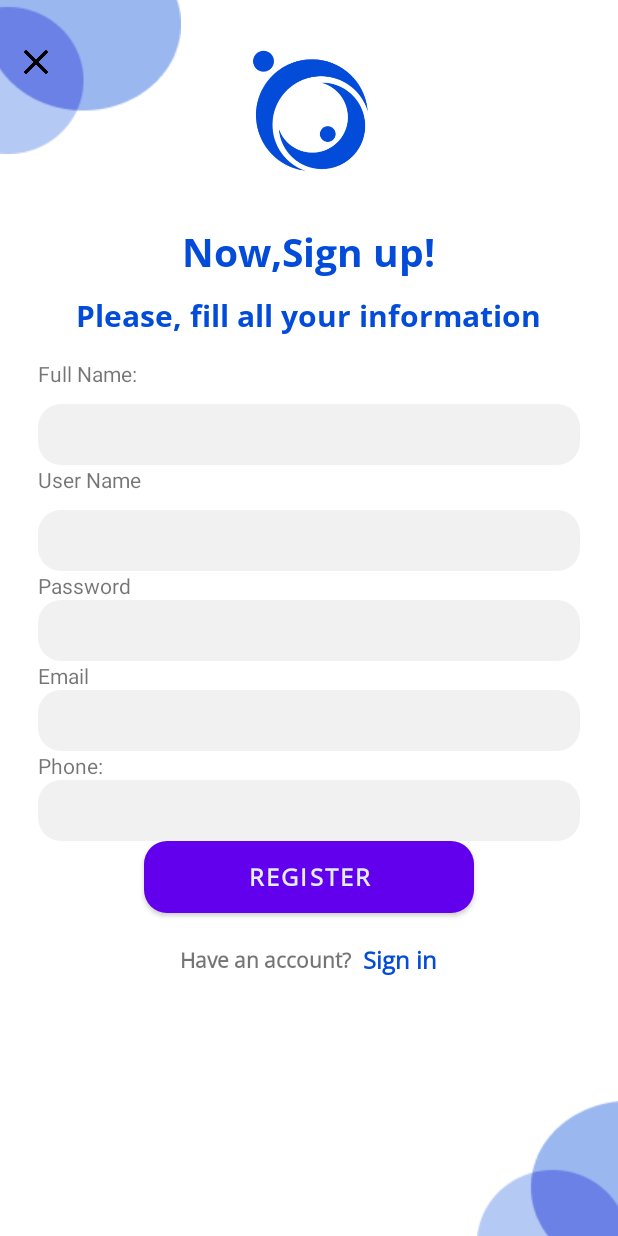
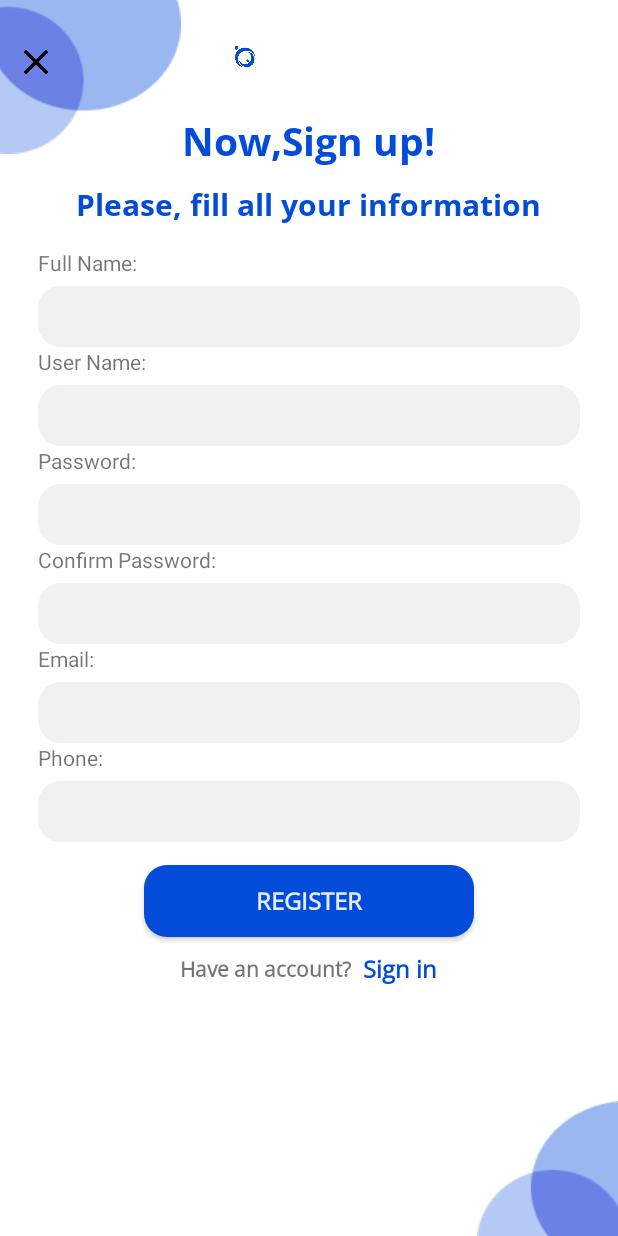
Before and after one commit to mlb2220033/final_app, an Android app: the RegisterActivity screen opened directly, with no data from a screen before it, on a phone screen of 412 x 824 dp. Run offline under Robolectric (Android 15) with nearby library versions, the phone set to English and light mode, and no system bars.

Commit message:
Tong hop

```diff
--- a/app/build.gradle.kts
+++ b/app/build.gradle.kts
@@ -42,7 +42,7 @@ dependencies {
     implementation("androidx.constraintlayout:constraintlayout:2.1.4")
     implementation("com.google.firebase:firebase-database:20.3.1")
     implementation("androidx.activity:activity:1.8.0")
-    implementation("androidx.navigation:navigation-fragment:2.7.7")
+//    implementation("androidx.navigation:navigation-fragment:2.7.7")
     implementation("androidx.navigation:navigation-ui:2.7.7")
     testImplementation("junit:junit:4.13.2")
     androidTestImplementation("androidx.test.ext:junit:1.1.5")
--- a/app/src/main/AndroidManifest.xml
+++ b/app/src/main/AndroidManifest.xml
@@ -16,6 +16,9 @@
         android:theme="@style/Theme.FinalProject"
         android:usesCleartextTraffic="true"
         tools:targetApi="31">
+        <activity
+            android:name=".booking.ViewBookingActivity"
+            android:exported="false" />
         <activity
             android:name=".booking.ResultSearchActivity"
             android:exported="false" />
--- a/app/src/main/res/drawable/button_hover_click.xml
+++ b/app/src/main/res/drawable/button_hover_click.xml
@@ -17,7 +17,7 @@
             <corners android:radius="15dp"/>
         </shape>
         <!-- Đặt màu văn bản khi hover -->
-        <color android:color="@color/Primary_500"/>
+        <color android:color="@color/Neutral_500"/>
     </item>
     <!-- Màu nền và màu văn bản mặc định -->
     <item>
--- a/app/src/main/res/layout/activity_home.xml
+++ b/app/src/main/res/layout/activity_home.xml
@@ -469,7 +469,7 @@
 
             android:id="@+id/idBottomBar"
             android:layout_width="match_parent"
-            android:layout_height="90dp"
+            android:layout_height="108dp"
             android:layout_gravity="bottom|center"
             android:gravity="center"
             app:layout_constraintBottom_toBottomOf="parent"
--- a/app/src/main/res/layout/activity_login.xml
+++ b/app/src/main/res/layout/activity_login.xml
@@ -115,7 +115,7 @@
             android:textColor="@color/black"
             android:textSize="14sp" />
 
-        <Button
+        <androidx.appcompat.widget.AppCompatButton
             android:id="@+id/btnLogin"
             android:layout_width="220dp"
             android:layout_height="wrap_content"
@@ -148,7 +148,7 @@
                 android:textStyle="bold" />
 
             <TextView
-                android:id="@+id/txtHaveAccount"
+                android:id="@+id/txtSignUp"
                 android:layout_width="wrap_content"
                 android:layout_height="wrap_content"
                 android:clickable="true"
--- a/app/src/main/res/layout/activity_register.xml
+++ b/app/src/main/res/layout/activity_register.xml
@@ -12,7 +12,6 @@
         android:layout_height="wrap_content"
         android:layout_alignParentLeft="true"
         android:layout_alignParentTop="true"
-
         android:layout_marginLeft="-45dp"
         android:layout_marginTop="-41dp"
         android:src="@drawable/topimg" />
@@ -29,8 +28,8 @@
 
     <ImageView
         android:id="@+id/imgR2"
-        android:layout_width="match_parent"
-        android:layout_height="150dp"
+        android:layout_width="326dp"
+        android:layout_height="76dp"
         android:layout_gravity="center"
         android:paddingTop="30dp"
         android:paddingBottom="30dp"
@@ -71,7 +70,7 @@
         <TextView
             android:id="@+id/textView"
             android:layout_width="match_parent"
-            android:layout_height="30dp"
+            android:layout_height="25dp"
             android:hint="Enter your full name"
             android:text="Full Name:" />
         <EditText
@@ -86,11 +85,12 @@
             android:paddingTop="8dp"
             android:paddingBottom="8dp" />
             />
+
         <TextView
             android:id="@+id/textView4"
             android:layout_width="match_parent"
-            android:layout_height="30dp"
-            android:text="User Name" />
+            android:layout_height="25dp"
+            android:text="User Name:" />
         <EditText
             android:id="@+id/edtUserName"
             android:layout_width="match_parent"
@@ -102,11 +102,12 @@
             android:paddingEnd="10dp"
             android:paddingTop="8dp"
             android:paddingBottom="8dp" />
+
         <TextView
             android:id="@+id/textView6"
             android:layout_width="match_parent"
-            android:layout_height="wrap_content"
-            android:text="Password" />
+            android:layout_height="25dp"
+            android:text="Password:" />
 
         <EditText
             android:id="@+id/edtPassword"
@@ -121,10 +122,28 @@
             android:paddingBottom="8dp" />
 
         <TextView
+            android:id="@+id/textView5"
+            android:layout_width="match_parent"
+            android:layout_height="25dp"
+            android:text="Confirm Password:" />
+
+        <EditText
+            android:id="@+id/edtRePassword"
+            android:layout_width="match_parent"
+            android:layout_height="wrap_content"
+            android:background="@drawable/edt_normal_click"
+            android:ems="10"
+            android:inputType="textPassword"
+            android:paddingStart="10dp"
+            android:paddingEnd="10dp"
+            android:paddingTop="8dp"
+            android:paddingBottom="8dp" />
+
+        <TextView
             android:id="@+id/textView3"
             android:layout_width="match_parent"
-            android:layout_height="wrap_content"
-            android:text="Email" />
+            android:layout_height="25dp"
+            android:text="Email:" />
 
         <EditText
             android:id="@+id/edtEmail"
@@ -141,7 +160,7 @@
         <TextView
             android:id="@+id/textView7"
             android:layout_width="match_parent"
-            android:layout_height="wrap_content"
+            android:layout_height="25dp"
             android:text="Phone:" />
 
         <EditText
@@ -154,24 +173,28 @@
             android:paddingStart="10dp"
             android:paddingEnd="10dp"
             android:paddingTop="8dp"
-            android:paddingBottom="8dp" />
+            android:paddingBottom="8dp"
+            android:layout_marginBottom="15dp"/>
 
-        <Button
+        <androidx.appcompat.widget.AppCompatButton
             android:id="@+id/btnRegister"
             android:layout_width="220dp"
             android:layout_height="wrap_content"
             android:layout_gravity="center_horizontal"
-            android:background="@drawable/button_hover_click"
             android:fontFamily="@font/open_sans"
             android:text="Register"
             android:textColor="@color/Primary_100"
             android:textSize="16sp"
-            android:textStyle="bold" />
+            android:textStyle="bold"
+            android:background="@drawable/button_hover_click"
+            />
+
+
         <LinearLayout
             android:layout_width="match_parent"
             android:layout_height="wrap_content"
             android:gravity="center"
-            android:paddingTop="20dp"
+            android:paddingTop="10dp"
             android:paddingBottom="10dp">
 
             <TextView
@@ -201,14 +224,12 @@
 
     </LinearLayout>
 
-
     <ImageView
         android:id="@+id/imgR3"
         android:layout_width="wrap_content"
         android:layout_height="wrap_content"
         android:layout_alignParentRight="true"
         android:layout_alignParentBottom="true"
-
         android:layout_marginLeft="-45dp"
         android:layout_marginTop="-41dp"
         android:layout_marginRight="-72dp"
--- a/app/src/main/res/layout/slide_splash.xml
+++ b/app/src/main/res/layout/slide_splash.xml
@@ -51,7 +51,4 @@
         app:layout_constraintStart_toStartOf="parent"
         app:layout_constraintTop_toBottomOf="@+id/txtTitle"/>
 
-
-
-
 </LinearLayout>
--- a/app/src/main/res/values/themes.xml
+++ b/app/src/main/res/values/themes.xml
@@ -1,6 +1,6 @@
 <resources xmlns:tools="http://schemas.android.com/tools">
     <!-- Base application theme. -->
-    <style name="Base.Theme.FinalProject" parent="Theme.MaterialComponents.DayNight.NoActionBar">
+    <style name="Base.Theme.FinalProject" parent="Theme.MaterialComponents.Light.NoActionBar">
         <!-- Customize your light theme here. -->
         <!-- <item name="colorPrimary">@color/my_light_primary</item> -->
     </style>
--- a/build.gradle.kts
+++ b/build.gradle.kts
@@ -1,6 +1,7 @@
 buildscript {
     dependencies {
         classpath("com.google.gms:google-services:4.4.1")
+        classpath ("com.android.tools.build:gradle:8.2.1")
     }
 }
 // Top-level build file where you can add configuration options common to all sub-projects/modules.
```
Also changed, not shown: app/src/main/java/com/example/finalproject/adapter/SplashAdapter.java (+0 -17 lines), app/src/main/java/com/example/finalproject/booking/LoginActivity.java (+8 -4 lines), app/src/main/java/com/example/finalproject/booking/RatingActivity.java (+24 -26 lines), app/src/main/java/com/example/finalproject/booking/SplashActivity.java (+3 -4 lines), app/src/main/java/com/example/finalproject/booking/ViewBookingActivity.java (+6 -1 lines), app/src/main/res/drawable/image1.jpg (deleted), app/src/main/res/drawable/image2.png (deleted), app/src/main/res/drawable/image3.png (deleted), app/src/main/res/drawable/image4.png (deleted).
